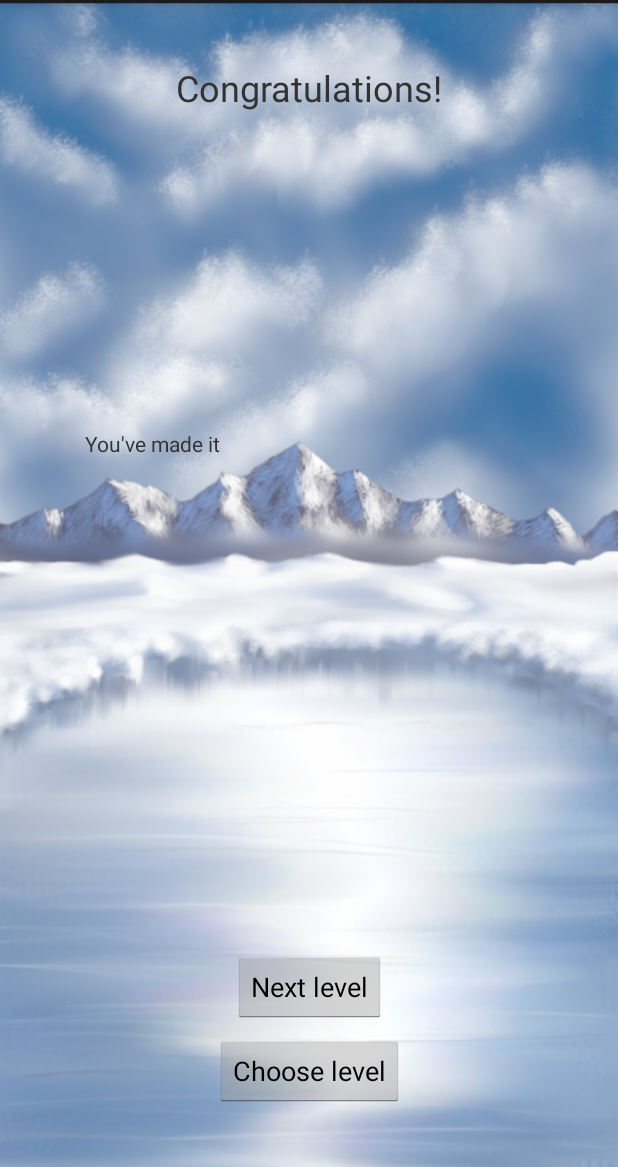
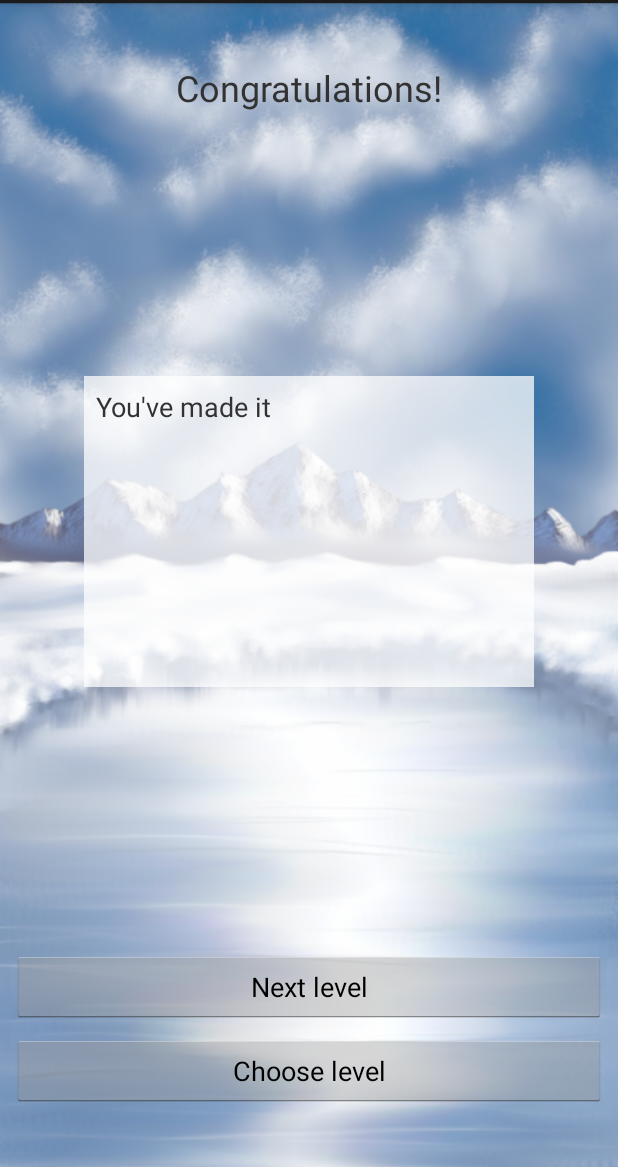
Before and after one commit to GammaSoldier/IceMaze, an Android app: the layout dialog_level_complete.xml on its own in the app's theme, with its tools: preview values and no code run, on a phone screen of 412 x 824 dp, the part 69-1236 px from its top. Run offline under Robolectric (Android 15) with nearby library versions, the phone set to English and light mode, and no system bars.

Commit message:
- strings - layout for textviews changed

```diff
--- a/icemaze/src/main/res/layout/dialog_level_complete.xml
+++ b/icemaze/src/main/res/layout/dialog_level_complete.xml
@@ -16,19 +16,22 @@
         android:text="@string/congrats"
         android:textSize="24sp"
         app:layout_constraintEnd_toEndOf="parent"
-        app:layout_constraintHorizontal_bias="0.502"
         app:layout_constraintStart_toStartOf="parent"
         app:layout_constraintTop_toTopOf="parent" />
 
     <TextView
         android:id="@+id/textViewLevelComplete"
-        android:layout_width="299dp"
-        android:layout_height="137dp"
-        android:layout_marginStart="8dp"
+        android:layout_width="300dp"
+        android:layout_height="207dp"
+        android:layout_margin="8dp"
         android:layout_marginTop="8dp"
-        android:layout_marginEnd="8dp"
-        android:layout_marginBottom="8dp"
+        android:layout_marginBottom="56dp"
+        android:background="@color/black_overlay"
+        android:padding="8dp"
+        android:paddingTop="16dp"
+        android:paddingBottom="16dp"
         android:text="@string/level_done"
+        android:textSize="18sp"
         app:layout_constraintBottom_toTopOf="@+id/button_next_level"
         app:layout_constraintEnd_toEndOf="parent"
         app:layout_constraintStart_toStartOf="parent"
@@ -36,7 +39,7 @@
 
     <Button
         android:id="@+id/button_next_level"
-        android:layout_width="wrap_content"
+        android:layout_width="0dp"
         android:layout_height="wrap_content"
         android:layout_marginStart="8dp"
         android:layout_marginEnd="8dp"
@@ -48,7 +51,7 @@
 
     <Button
         android:id="@+id/button_select_level"
-        android:layout_width="wrap_content"
+        android:layout_width="0dp"
         android:layout_height="wrap_content"
         android:layout_marginStart="8dp"
         android:layout_marginEnd="8dp"
--- a/icemaze/src/main/res/values/colors.xml
+++ b/icemaze/src/main/res/values/colors.xml
@@ -4,5 +4,5 @@
     <color name="colorPrimaryDark">#303F9F</color>
     <color name="colorAccent">#FF4081</color>
 
-    <color name="black_overlay">#66000000</color>
+    <color name="black_overlay">#bdffffff</color>
 </resources>
--- a/icemaze/src/main/res/values/strings.xml
+++ b/icemaze/src/main/res/values/strings.xml
@@ -18,7 +18,7 @@
     <!--Level descriptions ********************************************************************* -->
     <string name="levelDescriptionDefault">Just another level</string>
 
-    <string name="levelDescription1">How to move on ice? \nSwipe your finger on the screen in the direction you want to move. Then I will slide over the ice until I hit an obstacle.\nHelp me get to my goal!</string>
+    <string name="levelDescription1">How to move on ice? \n\nSwipe your finger on the screen in the direction you want to move. Then I will slide over the ice until I hit an obstacle.\n\nHelp me get to my goal!</string>
     <string name="levelDescription2">This is the second level</string>
     <string name="levelDescription3">This is the third level</string>
     <string name="level_done">You\'ve made it</string>
```
Also changed, not shown: icemaze/src/main/res/layout/activity_level_title.xml (+7 -3 lines), icemaze/src/main/res/raw/levels.json (+7 -8 lines), 1 other file.
